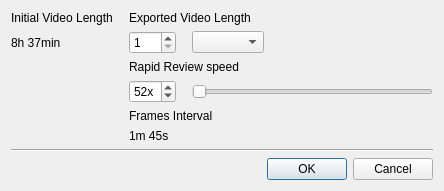
This is client/libclient/src/ui/dialogs/export_timelapse_dialog.ui in networkoptix/nx_open as Qt 5 draws it before an edit. The edited form follows.
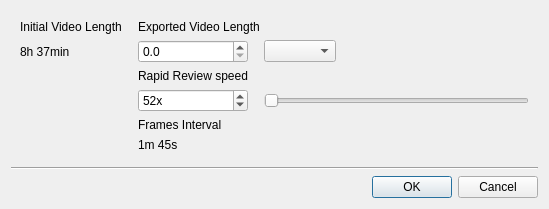
This is the edited form.

Commit message:
VMS-3685 - Rapid review improvements - do not change exported video length when time units changed
<==== Mercurial data ====>
Branch: dev_3.0.0_gui

What changed in the file:
```diff
--- a/client/libclient/src/ui/dialogs/export_timelapse_dialog.ui
+++ b/client/libclient/src/ui/dialogs/export_timelapse_dialog.ui
@@ -6,76 +6,29 @@
    <rect>
     <x>0</x>
     <y>0</y>
-    <width>444</width>
-    <height>178</height>
+    <width>549</width>
+    <height>199</height>
    </rect>
   </property>
+  <property name="sizePolicy">
+   <sizepolicy hsizetype="Fixed" vsizetype="Fixed">
+    <horstretch>0</horstretch>
+    <verstretch>0</verstretch>
+   </sizepolicy>
+  </property>
   <property name="windowTitle">
    <string>Export Rapid Review</string>
   </property>
-  <layout class="QGridLayout" name="gridLayout">
+  <property name="modal">
+   <bool>true</bool>
+  </property>
+  <layout class="QVBoxLayout" name="verticalLayout">
+   <item>
+    <widget class="QWidget" name="widget" native="true">
+     <layout class="QGridLayout" name="gridLayout_2">
    <property name="horizontalSpacing">
     <number>16</number>
    </property>
-   <item row="0" column="0">
-    <widget class="QLabel" name="initialLengthTitleLabel">
-     <property name="text">
-      <string>Initial Video Length</string>
-     </property>
-    </widget>
-   </item>
-   <item row="0" column="1" colspan="3">
-    <widget class="QLabel" name="resultLengthTitleLabel">
-     <property name="text">
-      <string>Exported Video Length</string>
-     </property>
-    </widget>
-   </item>
-   <item row="1" column="0">
-    <widget class="QLabel" name="initialLengthLabel">
-     <property name="text">
-      <string notr="true">8h 37min</string>
-     </property>
-    </widget>
-   </item>
-   <item row="1" column="1">
-    <widget class="QSpinBox" name="resultLengthSpinBox">
-     <property name="minimum">
-      <number>1</number>
-     </property>
-    </widget>
-   </item>
-   <item row="2" column="1" colspan="3">
-    <widget class="QLabel" name="speedTitleLabel">
-     <property name="text">
-      <string>Rapid Review speed</string>
-     </property>
-    </widget>
-   </item>
-   <item row="4" column="1" colspan="2">
-    <widget class="QLabel" name="framesTitleLabel">
-     <property name="text">
-      <string>Frames Interval</string>
-     </property>
-    </widget>
-   </item>
-   <item row="6" column="0" colspan="4">
-    <widget class="Line" name="line">
-     <property name="orientation">
-      <enum>Qt::Horizontal</enum>
-     </property>
-    </widget>
-   </item>
-   <item row="7" column="0" colspan="4">
-    <widget class="QDialogButtonBox" name="buttonBox">
-     <property name="standardButtons">
-      <set>QDialogButtonBox::Cancel|QDialogButtonBox::Ok</set>
-     </property>
-    </widget>
-   </item>
-   <item row="1" column="2">
-    <widget class="QComboBox" name="resultLengthUnitsComboBox"/>
-   </item>
    <item row="1" column="3">
     <spacer name="horizontalSpacer">
      <property name="orientation">
@@ -89,6 +42,44 @@
      </property>
     </spacer>
    </item>
+      <item row="1" column="2">
+       <widget class="QComboBox" name="resultLengthUnitsComboBox"/>
+      </item>
+      <item row="0" column="0">
+       <widget class="QLabel" name="initialLengthTitleLabel">
+        <property name="text">
+         <string>Initial Video Length</string>
+        </property>
+       </widget>
+      </item>
+      <item row="1" column="0">
+       <widget class="QLabel" name="initialLengthLabel">
+        <property name="text">
+         <string notr="true">8h 37min</string>
+        </property>
+       </widget>
+      </item>
+      <item row="0" column="1" colspan="3">
+       <widget class="QLabel" name="resultLengthTitleLabel">
+        <property name="text">
+         <string>Exported Video Length</string>
+        </property>
+       </widget>
+      </item>
+      <item row="4" column="1">
+       <widget class="QLabel" name="framesTitleLabel">
+        <property name="text">
+         <string>Frames Interval</string>
+        </property>
+       </widget>
+      </item>
+      <item row="2" column="1">
+       <widget class="QLabel" name="speedTitleLabel">
+        <property name="text">
+         <string>Rapid Review speed</string>
+        </property>
+       </widget>
+      </item>
    <item row="3" column="2" colspan="2">
     <widget class="QSlider" name="speedSlider">
      <property name="orientation">
@@ -106,21 +97,39 @@
      </property>
     </widget>
    </item>
-   <item row="5" column="1" colspan="3">
+      <item row="5" column="1">
     <widget class="QLabel" name="framesLabel">
      <property name="text">
       <string notr="true">1m 45s</string>
      </property>
     </widget>
    </item>
-  </layout>
- </widget>
- <tabstops>
-  <tabstop>resultLengthSpinBox</tabstop>
-  <tabstop>resultLengthUnitsComboBox</tabstop>
-  <tabstop>speedSpinBox</tabstop>
-  <tabstop>speedSlider</tabstop>
- </tabstops>
+      <item row="1" column="1">
+       <widget class="QDoubleSpinBox" name="resultLengthSpinBox">
+        <property name="decimals">
+         <number>1</number>
+        </property>
+       </widget>
+      </item>
+     </layout>
+    </widget>
+   </item>
+   <item>
+    <widget class="Line" name="line">
+     <property name="orientation">
+      <enum>Qt::Horizontal</enum>
+     </property>
+    </widget>
+   </item>
+   <item>
+    <widget class="QDialogButtonBox" name="buttonBox">
+     <property name="standardButtons">
+      <set>QDialogButtonBox::Cancel|QDialogButtonBox::Ok</set>
+     </property>
+    </widget>
+   </item>
+  </layout>
+ </widget>
  <resources/>
  <connections/>
 </ui>
```
Lines whose indentation alone changed are shown as unchanged. The commit also changes 3 other files.
